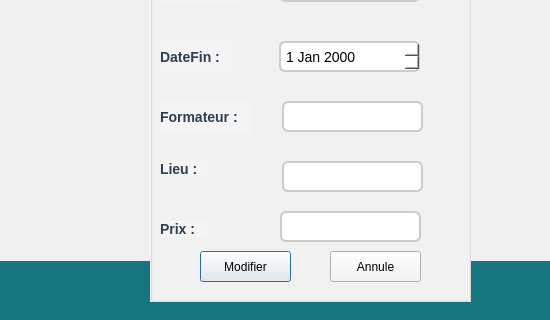
First picture: the form in modifier.ui, repository PCPP2425-esprit2A7/2a7-architect-, before the edit; both pictures show x 0 to 550 and y 229 to 549 of the 642 by 549 pixel window.
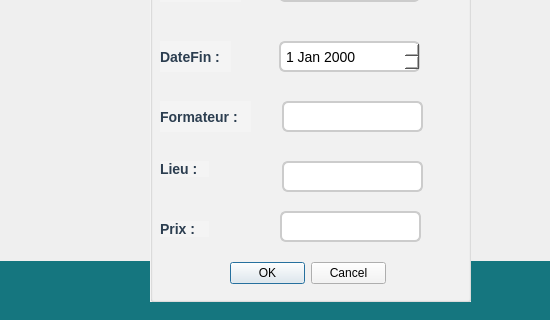
Second picture: the form after the edit. Icons and pictures are not drawn.

```diff
--- a/modifier.ui
+++ b/modifier.ui
@@ -242,126 +242,6 @@
      </rect>
     </property>
    </widget>
-   <widget class="QPushButton" name="btnAjouter">
-    <property name="geometry">
-     <rect>
-      <x>50</x>
-      <y>420</y>
-      <width>91</width>
-      <height>31</height>
-     </rect>
-    </property>
-    <property name="styleSheet">
-     <string notr="true">#btnAjouter {
-   background-color: rgb(21, 118, 127);
-    color: white;
-    font-size: 14px;
-    font-weight: bold;
-    border: 2px solid #219150;
-    border-radius: 8px;
-    padding: 8px 15px;
-    transition: all 0.3s ease-in-out;QPushButton {
-    background-color: #27ae60; /* Vert moderne */
-    color: white;
-    font-size: 14px;
-    font-weight: bold;
-    border: 2px solid #219150;
-    border-radius: 8px;
-    padding: 8px 15px;
-    transition: all 0.3s ease-in-out;
-}
-
-/* Effet au survol */
-QPushButton:hover {
-    background-color: #219150;
-    border: 2px solid #1e8449;
-}
-
-/* Effet au clic */
-QPushButton:pressed {
-    background-color: #1e8449;
-    border: 2px solid #166735;
-}
-
-}
-
-/* Effet au survol */
-#btnAjouter:hover {
-    background-color: #219150; /* Vert plus foncé */
-    border: 2px solid #1e8449;
-}
-
-/* Effet au clic */
-#btnAjouter:pressed {
-    background-color: #1e8449; /* Vert encore plus foncé */
-    border: 2px solid #166735;
-}
-</string>
-    </property>
-    <property name="text">
-     <string>Modifier</string>
-    </property>
-   </widget>
-   <widget class="QPushButton" name="btnAj">
-    <property name="geometry">
-     <rect>
-      <x>180</x>
-      <y>420</y>
-      <width>91</width>
-      <height>31</height>
-     </rect>
-    </property>
-    <property name="styleSheet">
-     <string notr="true">#btnAj {
-   background-color: rgb(21, 118, 127);
-    color: white;
-    font-size: 14px;
-    font-weight: bold;
-    border: 2px solid #219150;
-    border-radius: 8px;
-    padding: 8px 15px;
-    transition: all 0.3s ease-in-out;QPushButton {
-    background-color: #27ae60; /* Vert moderne */
-    color: white;
-    font-size: 14px;
-    font-weight: bold;
-    border: 2px solid #219150;
-    border-radius: 8px;
-    padding: 8px 15px;
-    transition: all 0.3s ease-in-out;
-}
-
-/* Effet au survol */
-QPushButton:hover {
-    background-color: #ff0000;
-    border: 2px solid #1e8449;
-}
-
-/* Effet au clic */
-QPushButton:pressed {
-    background-color: #1e8449;
-    border: 2px solid #166735;
-}
-
-}
-
-/* Effet au survol */
-#btnAjr:hover {
-    background-color: #219150; /* Vert plus foncé */
-    border: 2px solid #1e8449;
-}
-
-/* Effet au clic */
-#btnAj:pressed {
-    background-color: #1e8449; /* Vert encore plus foncé */
-    border: 2px solid #166735;
-}
-</string>
-    </property>
-    <property name="text">
-     <string>Annule</string>
-    </property>
-   </widget>
    <widget class="QLineEdit" name="lineEdit_prix">
     <property name="geometry">
      <rect>
@@ -372,6 +252,19 @@
      </rect>
     </property>
    </widget>
+   <widget class="QDialogButtonBox" name="buttonBox">
+    <property name="geometry">
+     <rect>
+      <x>80</x>
+      <y>430</y>
+      <width>156</width>
+      <height>24</height>
+     </rect>
+    </property>
+    <property name="standardButtons">
+     <set>QDialogButtonBox::StandardButton::Cancel|QDialogButtonBox::StandardButton::Ok</set>
+    </property>
+   </widget>
   </widget>
   <widget class="QLabel" name="label_20">
    <property name="geometry">
```
